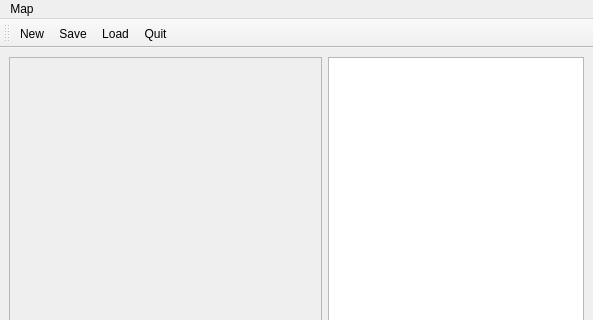
Before: the Qt Designer form maze/ui/mainwindow.ui in bobirdmi/maze, drawn with Qt 5; both pictures show x 0 to 593 and y 0 to 320 of the 593 by 463 pixel window.
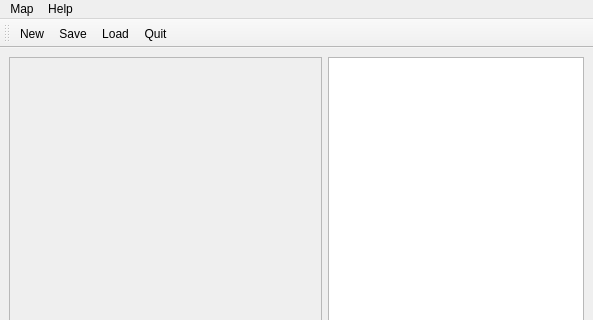
After: the same form once the commit is applied.

```diff
--- a/maze/ui/mainwindow.ui
+++ b/maze/ui/mainwindow.ui
@@ -62,7 +62,14 @@
     <addaction name="actionLoad"/>
     <addaction name="actionQuit"/>
    </widget>
+   <widget class="QMenu" name="menuHelp">
+    <property name="title">
+     <string>Help</string>
+    </property>
+    <addaction name="actionAbout"/>
+   </widget>
    <addaction name="menuMap"/>
+   <addaction name="menuHelp"/>
   </widget>
   <widget class="QStatusBar" name="statusbar"/>
   <widget class="QToolBar" name="toolBar">
```
Left out of the diff: 5 changed lines with no effect on the pictures.
